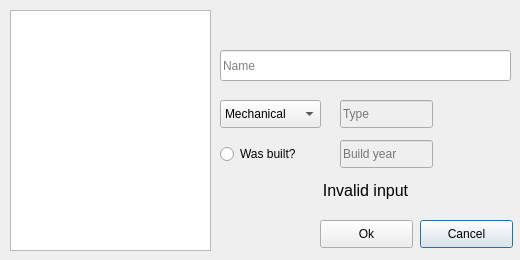
gudmundurb/H22, file addcomputerdialog.ui: the form before one commit.
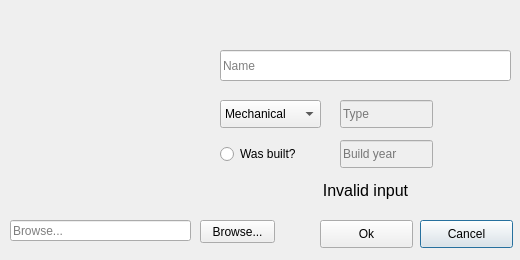
The form after the commit. Icons and pictures are not drawn.

Commit message: browse_for_image

What changed in the file:
```diff
--- a/addcomputerdialog.ui
+++ b/addcomputerdialog.ui
@@ -48,16 +48,6 @@
     <string>Name</string>
    </property>
   </widget>
-  <widget class="QGraphicsView" name="addComputerPicture">
-   <property name="geometry">
-    <rect>
-     <x>10</x>
-     <y>10</y>
-     <width>201</width>
-     <height>241</height>
-    </rect>
-   </property>
-  </widget>
   <widget class="QLineEdit" name="InputBuiltYear">
    <property name="enabled">
     <bool>false</bool>
@@ -191,6 +181,45 @@
     <set>Qt::AlignCenter</set>
    </property>
   </widget>
+  <widget class="QLabel" name="ComputerImageLabel">
+   <property name="geometry">
+    <rect>
+     <x>10</x>
+     <y>10</y>
+     <width>191</width>
+     <height>191</height>
+    </rect>
+   </property>
+   <property name="text">
+    <string/>
+   </property>
+  </widget>
+  <widget class="QLineEdit" name="lineEdit">
+   <property name="geometry">
+    <rect>
+     <x>10</x>
+     <y>220</y>
+     <width>181</width>
+     <height>21</height>
+    </rect>
+   </property>
+   <property name="placeholderText">
+    <string>Browse...</string>
+   </property>
+  </widget>
+  <widget class="QPushButton" name="browseImagePath">
+   <property name="geometry">
+    <rect>
+     <x>200</x>
+     <y>220</y>
+     <width>75</width>
+     <height>23</height>
+    </rect>
+   </property>
+   <property name="text">
+    <string>Browse...</string>
+   </property>
+  </widget>
  </widget>
  <tabstops>
   <tabstop>InputComputerName</tabstop>
```
Left out of the diff: 1 changed line with no effect on the pictures. The commit also changes 3 other files.
